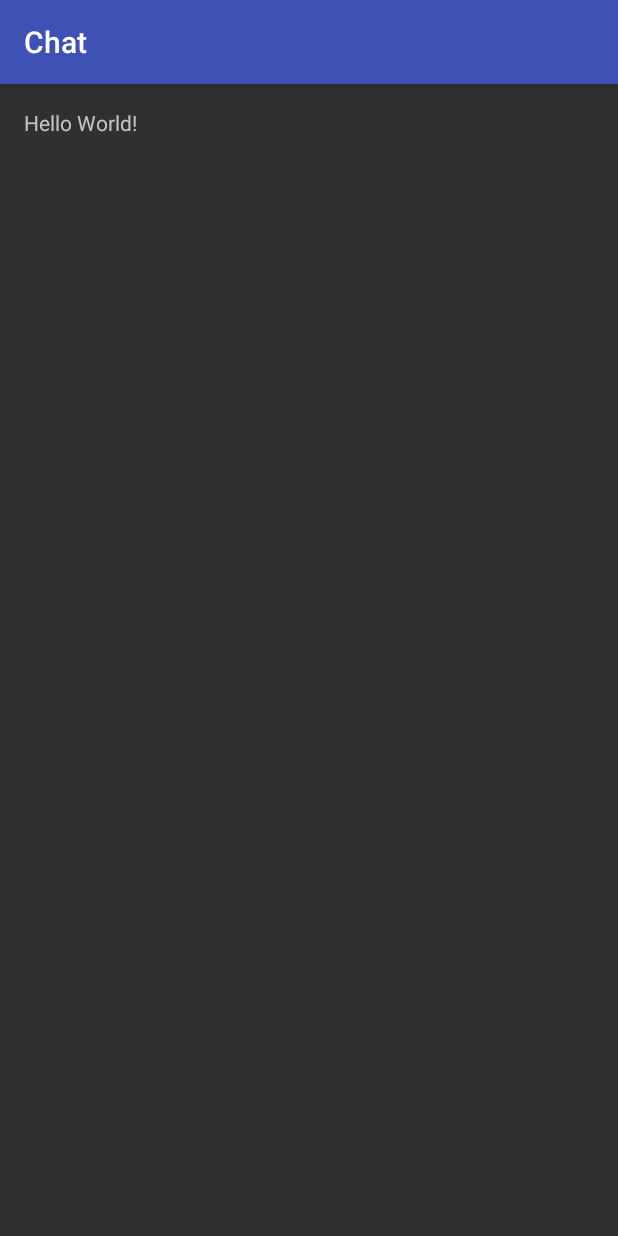
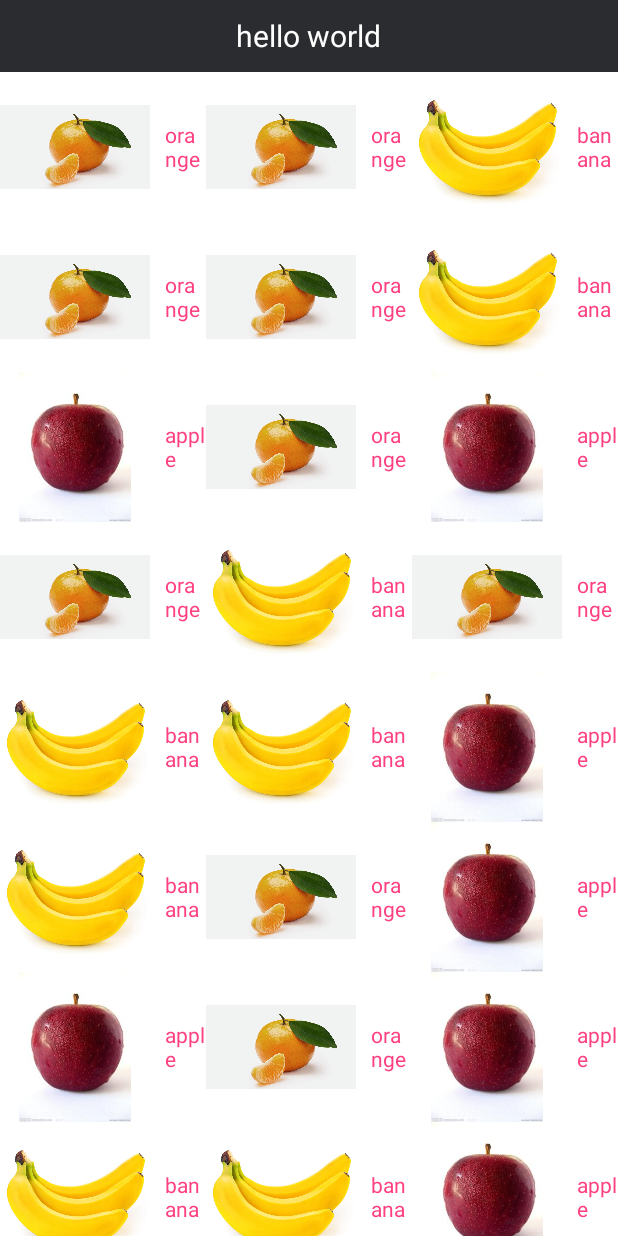
Before and after one commit to jackralf/chat, an Android app: the screen it shows after launch (ChatMainActivity), on a phone screen of 412 x 824 dp. Run offline under Robolectric (Android 15) with nearby library versions, the phone set to English and light mode, and no system bars; 1 statement that could not run was skipped.

Commit message:
chat main activity

```diff
--- a/Chat/app/build.gradle
+++ b/Chat/app/build.gradle
@@ -30,10 +30,11 @@ android {
 }
 
 dependencies {
-    compile fileTree(dir: 'libs', include: ['*.jar'])
+    compile fileTree(include: ['*.jar'], dir: 'libs')
     androidTestCompile('com.android.support.test.espresso:espresso-core:2.2.2', {
         exclude group: 'com.android.support', module: 'support-annotations'
     })
     compile 'com.android.support:appcompat-v7:24.2.0'
+    compile 'com.android.support:recyclerview-v7:24.2.0'
     testCompile 'junit:junit:4.12'
 }
--- a/Chat/app/src/main/AndroidManifest.xml
+++ b/Chat/app/src/main/AndroidManifest.xml
@@ -7,7 +7,7 @@
         android:icon="@mipmap/ic_launcher"
         android:label="@string/app_name"
         android:supportsRtl="true"
-        android:theme="@style/AppTheme">
+        android:theme="@style/Theme.AppCompat.NoActionBar">
         <activity android:name=".ChatMainActivity">
             <intent-filter>
                 <action android:name="android.intent.action.MAIN" />
--- a/Chat/app/src/main/java/com/machenfei/chat/ChatMainActivity.java
+++ b/Chat/app/src/main/java/com/machenfei/chat/ChatMainActivity.java
@@ -1,10 +1,12 @@
 package com.machenfei.chat;
 
-import android.support.v7.app.AppCompatActivity;
 import android.os.Bundle;
-import android.widget.TextView;
+import android.support.v4.app.Fragment;
+import android.support.v4.app.FragmentActivity;
+import android.support.v4.app.FragmentManager;
+import android.view.View;
 
-public class ChatMainActivity extends AppCompatActivity {
+public class ChatMainActivity extends FragmentActivity {
 
     // Used to load the 'native-lib' library on application startup.
     static {
@@ -15,10 +17,12 @@ public class ChatMainActivity extends AppCompatActivity {
     protected void onCreate(Bundle savedInstanceState) {
         super.onCreate(savedInstanceState);
         setContentView(R.layout.activity_chat_main);
-
-        // Example of a call to a native method
-        TextView tv = (TextView) findViewById(R.id.sample_text);
-        tv.setText(stringFromJNI());
+        FragmentManager fm = getSupportFragmentManager();
+        Fragment fragment = fm.findFragmentById(R.id.fragmentContainer);
+        if (fragment == null) {
+            fragment = new ChatMainFragment();
+            fm.beginTransaction().add(R.id.fragmentContainer, fragment).commit();
+        }
     }
 
     /**
--- /dev/null
+++ b/Chat/app/src/main/java/com/machenfei/chat/ChatMainAdapter.java
@@ -0,0 +1,53 @@
+package com.machenfei.chat;
+
+import android.support.v7.widget.RecyclerView;
+import android.view.LayoutInflater;
+import android.view.View;
+import android.view.ViewGroup;
+import android.widget.ImageView;
+import android.widget.TextView;
+
+import java.util.List;
+
+/**
+ * Created by machenfei on 2017/3/14.
+ */
+
+public class ChatMainAdapter extends RecyclerView.Adapter<ChatMainAdapter.ViewHolder> {
+
+    private List<ChatMainItem> dataSource;
+
+    static class ViewHolder extends RecyclerView.ViewHolder {
+        ImageView imageView;
+        TextView textView;
+
+        public ViewHolder(View itemView) {
+            super(itemView);
+            imageView = (ImageView) itemView.findViewById(R.id.chat_main_icon);
+            textView = (TextView) itemView.findViewById(R.id.chat_main_name);
+        }
+    }
+
+    ChatMainAdapter(List<ChatMainItem> data) {
+        dataSource = data;
+    }
+
+    @Override
+    public ChatMainAdapter.ViewHolder onCreateViewHolder(ViewGroup parent, int viewType) {
+        View view = LayoutInflater.from(parent.getContext()).inflate(R.layout.item_chat_main, parent, false);
+        ViewHolder viewHolder = new ViewHolder(view);
+        return viewHolder;
+    }
+
+    @Override
+    public void onBindViewHolder(ChatMainAdapter.ViewHolder holder, int position) {
+        ChatMainItem item = dataSource.get(position);
+        holder.imageView.setImageResource(item.iconImageId);
+        holder.textView.setText(item.name);
+    }
+
+    @Override
+    public int getItemCount() {
+        return dataSource.size();
+    }
+}
--- /dev/null
+++ b/Chat/app/src/main/java/com/machenfei/chat/ChatMainFragment.java
@@ -0,0 +1,110 @@
+package com.machenfei.chat;
+
+
+import android.os.Bundle;
+import android.os.Handler;
+import android.os.Message;
+import android.support.annotation.Nullable;
+import android.support.v4.app.Fragment;
+import android.support.v4.widget.SwipeRefreshLayout;
+import android.support.v7.widget.GridLayoutManager;
+import android.support.v7.widget.LinearLayoutManager;
+import android.support.v7.widget.RecyclerView;
+import android.util.Log;
+import android.view.LayoutInflater;
+import android.view.View;
+import android.view.ViewGroup;
+import android.widget.Toast;
+
+import java.util.ArrayList;
+import java.util.List;
+
+/**
+ * Created by machenfei on 2017/3/13.
+ */
+
+public class ChatMainFragment extends Fragment{
+    public static final String TAG = ChatMainFragment.class.getSimpleName();
+    SwipeRefreshLayout swipeRefreshLayout;
+    RecyclerView recyclerView;
+    RecyclerView.LayoutManager layoutManager;
+    RecyclerView.Adapter adapter;
+    List<ChatMainItem> data = new ArrayList<ChatMainItem>();
+
+    @Override
+    public void onCreate(@Nullable Bundle savedInstanceState) {
+        super.onCreate(savedInstanceState);
+        init();
+
+    }
+
+    @Nullable
+    @Override
+    public View onCreateView(LayoutInflater inflater, @Nullable ViewGroup container, @Nullable Bundle savedInstanceState) {
+        View v = inflater.inflate(R.layout.fragment_chat_main, container, false);
+        swipeRefreshLayout = (SwipeRefreshLayout) v.findViewById(R.id.swipe_refresh_widget);
+        swipeRefreshLayout.setColorSchemeResources(android.R.color.holo_blue_light,
+                android.R.color.holo_red_light,android.R.color.holo_orange_light,
+                android.R.color.holo_green_light);
+        swipeRefreshLayout.setProgressViewOffset(true, 0, 50);
+        swipeRefreshLayout.setOnRefreshListener(new SwipeRefreshLayout.OnRefreshListener() {
+            @Override
+            public void onRefresh() {
+                Toast.makeText(getContext(), "onRefresh", Toast.LENGTH_SHORT).show();
+                new Thread(new Runnable() {
+                    @Override
+                    public void run() {
+                        try {
+                            Thread.sleep(1000);
+                        } catch (InterruptedException e) {
+                            e.printStackTrace();
+                        }
+
+                        handler.sendEmptyMessage(1);
+                    }
+                }).start();
+            }
+        });
+
+
+        recyclerView = (RecyclerView) v.findViewById(R.id.recycler_view);
+        recyclerView.setHasFixedSize(true);
+
+//        layoutManager = new LinearLayoutManager(getContext());
+        layoutManager = new GridLayoutManager(getContext(), 3, LinearLayoutManager.VERTICAL, false);
+        recyclerView.setLayoutManager(layoutManager);
+
+        adapter = new ChatMainAdapter(data);
+        recyclerView.setAdapter(adapter);
+
+        return v;
+    }
+
+    String[] name = new String[] {"apple", "banana", "orange"};
+    int[] image = new int[] {R.drawable.apple, R.drawable.banana, R.drawable.orange};
+    private void init() {
+        for (int i = 0; i < 50; i ++) {
+            ChatMainItem item = new ChatMainItem();
+            int idx = (int)(Math.random() * name.length);
+            item.iconImageId = image[idx];
+            item.name = name[idx];
+            data.add(item);
+        }
+    }
+
+    private Handler handler = new Handler() {
+        @Override
+        public void handleMessage(Message msg) {
+            Log.d(TAG, msg.toString());
+            super.handleMessage(msg);
+
+            switch (msg.what) {
+                case 1:
+                    swipeRefreshLayout.setRefreshing(false);
+                    break;
+                default:
+                    break;
+            }
+        }
+    };
+}
--- /dev/null
+++ b/Chat/app/src/main/java/com/machenfei/chat/ChatMainItem.java
@@ -0,0 +1,10 @@
+package com.machenfei.chat;
+
+/**
+ * Created by machenfei on 2017/3/14.
+ */
+
+public class ChatMainItem {
+    int iconImageId;
+    String name;
+}
--- a/Chat/app/src/main/res/layout/activity_chat_main.xml
+++ b/Chat/app/src/main/res/layout/activity_chat_main.xml
@@ -1,18 +1,29 @@
 <?xml version="1.0" encoding="utf-8"?>
-<RelativeLayout xmlns:android="http://schemas.android.com/apk/res/android"
+<LinearLayout xmlns:android="http://schemas.android.com/apk/res/android"
     xmlns:tools="http://schemas.android.com/tools"
+    android:orientation="vertical"
     android:id="@+id/activity_chat_main"
     android:layout_width="match_parent"
     android:layout_height="match_parent"
-    android:paddingBottom="@dimen/activity_vertical_margin"
-    android:paddingLeft="@dimen/activity_horizontal_margin"
-    android:paddingRight="@dimen/activity_horizontal_margin"
-    android:paddingTop="@dimen/activity_vertical_margin"
     tools:context="com.machenfei.chat.ChatMainActivity">
 
-    <TextView
-        android:id="@+id/sample_text"
-        android:layout_width="wrap_content"
-        android:layout_height="wrap_content"
-        android:text="Hello World!" />
-</RelativeLayout>
+    <RelativeLayout
+        android:layout_width="match_parent"
+        android:layout_height="48dp"
+        android:background="@color/colorTitleBarBg">
+        <TextView
+            android:layout_width="wrap_content"
+            android:layout_height="wrap_content"
+            android:layout_centerInParent="true"
+            android:text="hello world"
+            android:textSize="20sp"
+            android:textColor="@color/colorWhite"/>
+    </RelativeLayout>
+
+    <FrameLayout
+        android:layout_width="match_parent"
+        android:layout_height="match_parent"
+        android:id="@+id/fragmentContainer">
+
+    </FrameLayout>
+</LinearLayout>
--- /dev/null
+++ b/Chat/app/src/main/res/layout/fragment_chat_main.xml
@@ -0,0 +1,21 @@
+<?xml version="1.0" encoding="utf-8"?>
+<LinearLayout xmlns:android="http://schemas.android.com/apk/res/android"
+    android:orientation="vertical"
+    android:layout_width="match_parent"
+    android:layout_height="match_parent"
+    android:background="@color/colorWhite">
+
+    <android.support.v4.widget.SwipeRefreshLayout
+        android:layout_width="match_parent"
+        android:layout_height="match_parent"
+        android:id="@+id/swipe_refresh_widget">
+
+        <android.support.v7.widget.RecyclerView
+            android:id="@+id/recycler_view"
+            android:layout_width="match_parent"
+            android:layout_height="match_parent"
+            android:cacheColorHint="@null"
+            android:scrollbars="vertical" />
+
+    </android.support.v4.widget.SwipeRefreshLayout>
+</LinearLayout>
--- /dev/null
+++ b/Chat/app/src/main/res/layout/item_chat_main.xml
@@ -0,0 +1,22 @@
+<?xml version="1.0" encoding="utf-8"?>
+<LinearLayout xmlns:android="http://schemas.android.com/apk/res/android"
+    android:orientation="horizontal"
+    android:layout_width="match_parent"
+    android:layout_height="wrap_content">
+
+    <ImageView
+        android:id="@+id/chat_main_icon"
+        android:layout_width="100dp"
+        android:layout_height="100dp"
+        android:src="@drawable/apple"/>
+
+    <TextView
+        android:id="@+id/chat_main_name"
+        android:layout_width="wrap_content"
+        android:layout_height="wrap_content"
+        android:layout_gravity="center_vertical"
+        android:layout_marginLeft="10dp"
+        android:text="apple"
+        android:textColor="@color/colorAccent"/>
+
+</LinearLayout>
--- a/Chat/app/src/main/res/values/colors.xml
+++ b/Chat/app/src/main/res/values/colors.xml
@@ -3,4 +3,6 @@
     <color name="colorPrimary">#3F51B5</color>
     <color name="colorPrimaryDark">#303F9F</color>
     <color name="colorAccent">#FF4081</color>
+    <color name="colorTitleBarBg">#2B2C30</color>
+    <color name="colorWhite">#FFFFFF</color>
 </resources>
```
Also changed, not shown: Chat/app/src/main/res/drawable/apple.jpg (added), Chat/app/src/main/res/drawable/banana.jpeg (added), Chat/app/src/main/res/drawable/orange.jpeg (added).
